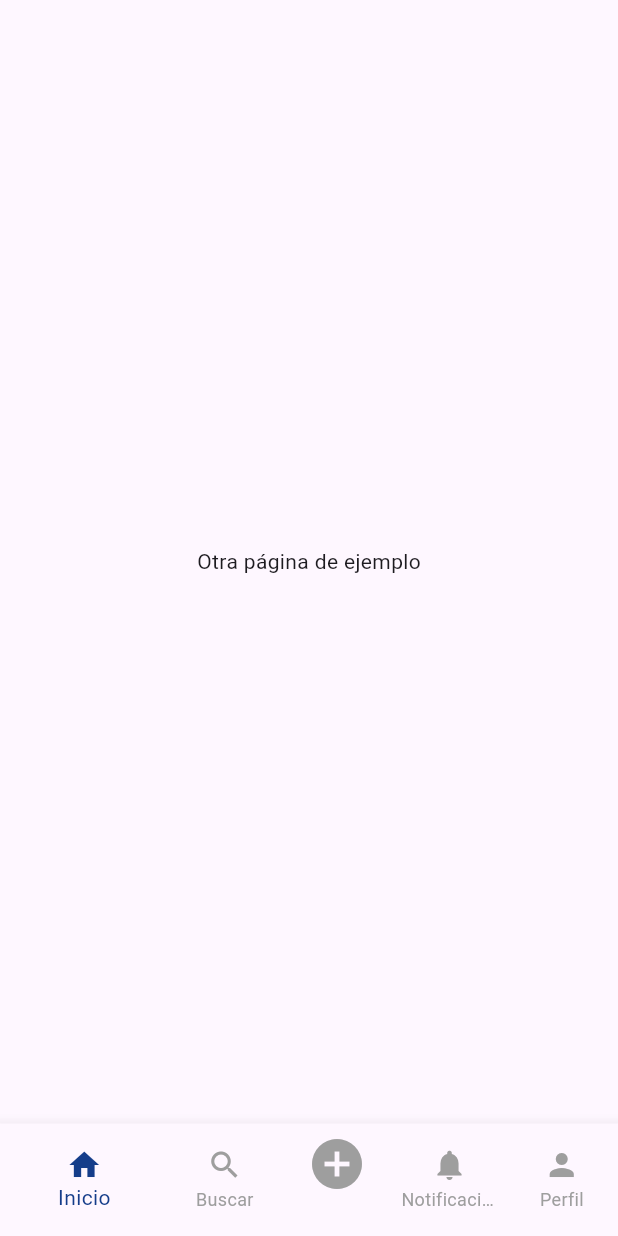
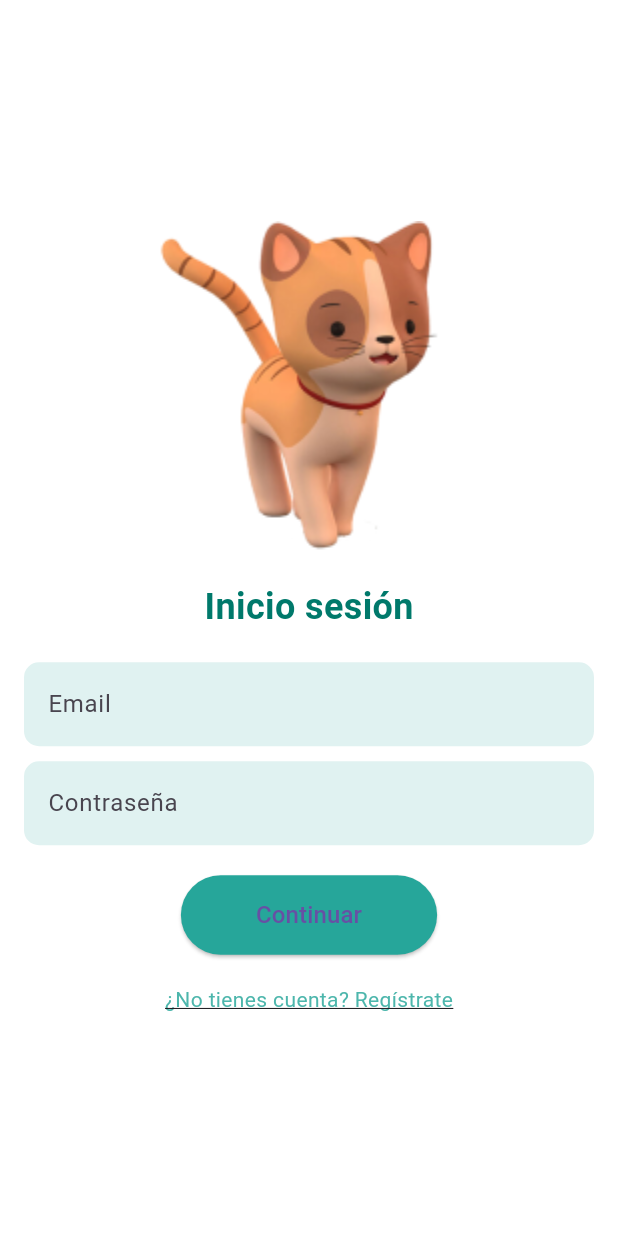
Before and after one commit to NavyyBlue/Adopme_App, a Flutter app: the screen it shows after launch, on a phone screen of 412 x 824 dp. Run offline on Flutter 3.47's test engine with Material 3 defaults, Android fonts, the phone set to English and light mode, and no system bars; our stand-ins replace image_picker.

Commit message:
feat/addLogin

```diff
--- a/lib/main.dart
+++ b/lib/main.dart
@@ -1,3 +1,4 @@
+import 'package:adopme_frontend/presentation/screens/auth/login/login_screen.dart';
 import 'package:flutter/material.dart';
 import 'views/main_page.dart';
 
@@ -13,7 +14,7 @@
       theme: ThemeData(
         primarySwatch: Colors.blue,
       ),
-      home: MainPage(),
+      home: LoginScreen(),
     );
   }
 }
--- /dev/null
+++ b/lib/presentation/screens/auth/login/login_controller.dart
@@ -0,0 +1,25 @@
+import 'package:flutter/material.dart';
+
+class LoginController {
+  final TextEditingController emailController = TextEditingController();
+  final TextEditingController passwordController = TextEditingController();
+
+  void login() {
+    final email = emailController.text;
+    final password = passwordController.text;
+
+    if (_validateEmail(email) && _validatePassword(password)) {
+      print('Iniciando sesión con $email y $password');
+    } else {
+      print('Email o contraseña no válidos');
+    }
+  }
+
+  bool _validateEmail(String email) {
+    return email.isNotEmpty && email.contains('@');
+  }
+
+  bool _validatePassword(String password) {
+    return password.isNotEmpty && password.length > 6;
+  }
+}
--- a/lib/presentation/screens/auth/login/login_screen.dart
+++ b/lib/presentation/screens/auth/login/login_screen.dart
@@ -0,0 +1,89 @@
+import 'package:flutter/material.dart';
+import 'login_controller.dart';
+import 'package:adopme_frontend/presentation/widgets/buttons/rounded_button.dart';
+
+class LoginScreen extends StatelessWidget {
+  @override
+  Widget build(BuildContext context) {
+    final controller = LoginController();
+
+    return Scaffold(
+      backgroundColor: Colors.white,
+      body: Center(
+        child: Padding(
+          padding: const EdgeInsets.all(16.0),
+          child: Column(
+            mainAxisSize: MainAxisSize.min,
+            children: [
+              Image.asset(
+                'assets/images/cat.png',
+                height: 220,
+                width: 200,
+                fit: BoxFit.cover,
+              ),
+              SizedBox(height: 20),
+              Text(
+                'Inicio sesión',
+                style: TextStyle(
+                  fontSize: 24,
+                  fontWeight: FontWeight.bold,
+                  color: Colors.teal[700],
+                ),
+              ),
+              SizedBox(height: 20),
+              // Campo de Email
+              TextField(
+                controller: controller.emailController,
+                decoration: InputDecoration(
+                  labelText: 'Email',
+                  filled: true,
+                  fillColor: Colors.teal[50],
+                  border: OutlineInputBorder(
+                    borderRadius: BorderRadius.circular(10),
+                    borderSide: BorderSide.none,
+                  ),
+                ),
+              ),
+              SizedBox(height: 10),
+              // Campo de Contraseña
+              TextField(
+                controller: controller.passwordController,
+                obscureText: true,
+                decoration: InputDecoration(
+                  labelText: 'Contraseña',
+                  filled: true,
+                  fillColor: Colors.teal[50],
+                  border: OutlineInputBorder(
+                    borderRadius: BorderRadius.circular(10),
+                    borderSide: BorderSide.none,
+                  ),
+                ),
+              ),
+              SizedBox(height: 20),
+              RoundedButton(
+                text: 'Continuar',
+                onPressed: controller.login,
+
+              ),
+              SizedBox(height: 20),
+              // Texto para registrarse
+              GestureDetector(
+                onTap: () {
+                  // Acción para registrarse
+                },
+                child: Text(
+                  '¿No tienes cuenta? Regístrate',
+                  style: TextStyle(
+                    color: Colors.teal[300],
+                    fontSize: 14,
+                    decoration: TextDecoration.underline,
+                  ),
+                ),
+              ),
+            ],
+          ),
+        ),
+      ),
+    );
+  }
+}
--- /dev/null
+++ b/lib/presentation/widgets/buttons/rounded_button.dart
@@ -0,0 +1,29 @@
+import 'package:flutter/material.dart';
+
+class RoundedButton extends StatelessWidget {
+  final String text;
+  final VoidCallback onPressed;
+
+  const RoundedButton({
+    required this.text,
+    required this.onPressed,
+  });
+
+  @override
+  Widget build(BuildContext context) {
+    return ElevatedButton(
+      onPressed: onPressed,
+      style: ElevatedButton.styleFrom(
+        padding: EdgeInsets.symmetric(horizontal: 50, vertical: 15),
+        shape: RoundedRectangleBorder(
+          borderRadius: BorderRadius.circular(30),
+        ),
+        backgroundColor: Colors.teal[400],
+      ),
+      child: Text(
+        text,
+        style: TextStyle(fontSize: 16),
+      ),
+    );
+  }
+}
--- a/pubspec.yaml
+++ b/pubspec.yaml
@@ -61,6 +61,8 @@ flutter:
   # the material Icons class.
   uses-material-design: true
 
+  assets:
+    - assets/images/
   # To add assets to your application, add an assets section, like this:
   # assets:
   #   - images/a_dot_burr.jpeg
```
Also changed, not shown: assets/images/cat.png (added), lib/presentation/screens/auth/login/lopin_controller.dart (deleted), pubspec.lock.
